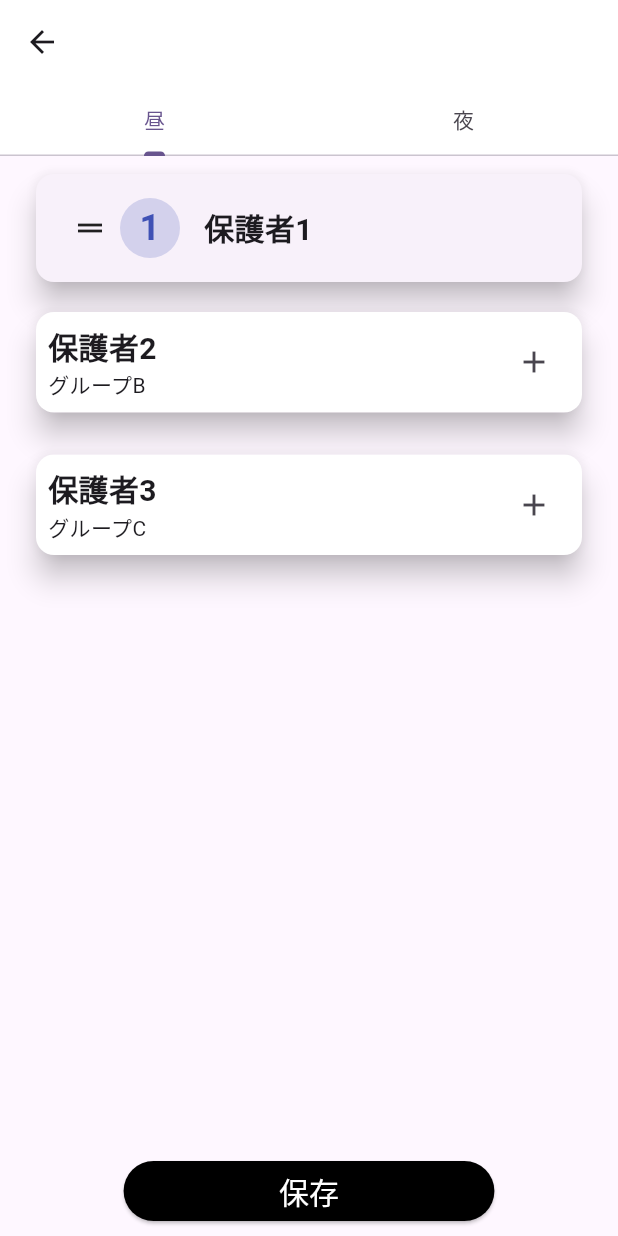
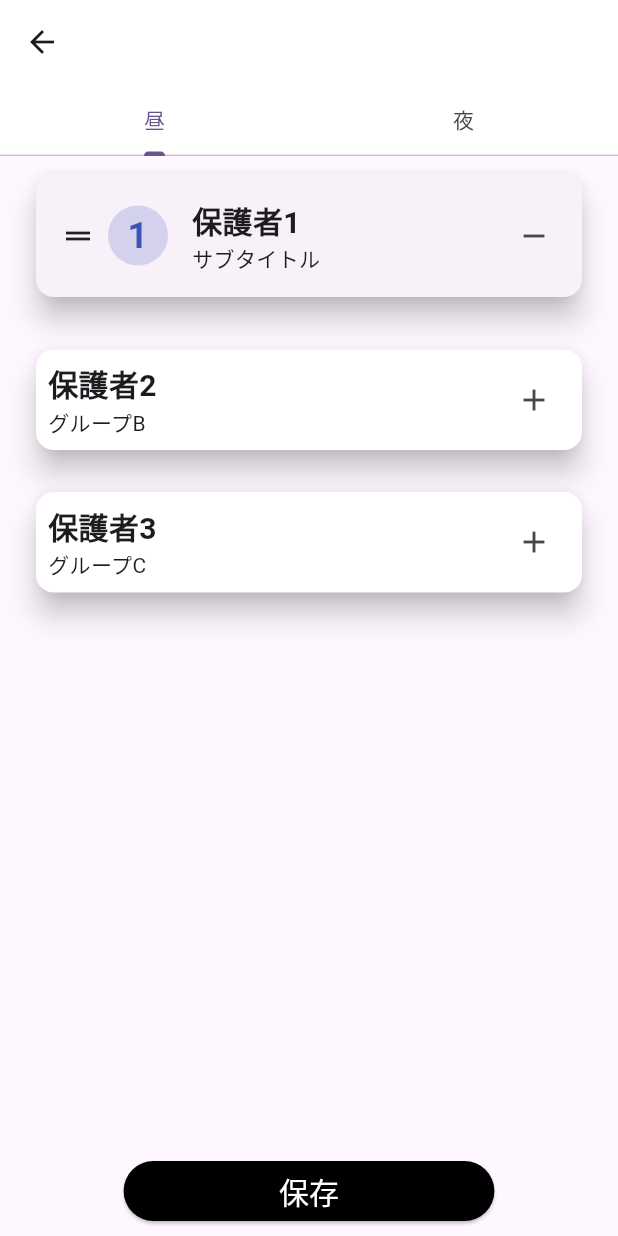
Before and after one commit to GreenTeaProgrammers/WhereChildBus, a Flutter app: the BusGuardianManagePage screen opened directly, after a tap on the "add" icon, on a phone screen of 412 x 824 dp. Run offline on Flutter 3.47's test engine with Material 3 defaults, Android fonts, the phone set to English and light mode, and no system bars; our stand-ins replace fixnum, flutter_dotenv, flutter_toggle_tab, image_picker; missing offline and left inert: grpc, protobuf.

Commit message:
feta:保護者の追加をキャンセルする機能を実装

```diff
--- a/frontend/where_child_bus/lib/components/guardian_list/guardian_list.dart
+++ b/frontend/where_child_bus/lib/components/guardian_list/guardian_list.dart
@@ -31,6 +31,7 @@ class _GuardiansListState extends State<GuardianList> {
     return Column(
       children: [
         addedGuardiansListView(),
+        const SizedBox(height: 15,),
         unSelectedGuardiansListView(),
       ],
     );
@@ -53,7 +54,7 @@ Widget addedGuardiansListView() {
   double screenHeight = MediaQuery.of(context).size.height;
   double maxHeight = screenHeight * 0.5;
 
-  double itemHeight = 100.0;
+  double itemHeight = 110.0;
   double actualHeight = widget.addedGuardians.length * itemHeight;
 
   double listViewHeight = actualHeight > maxHeight ? maxHeight : actualHeight;
@@ -76,11 +77,9 @@ Widget addedGuardiansListView() {
         return SelectedGuardianListElement(
           key: ValueKey(item), // 一意のキーを指定
           title: item, // 保護者の名前
-          subtitle: "サブタイトル $index", // サブタイトル（適宜変更可能）
+          subtitle: "サブタイトル",
           order: index + 1, // 順序番号（1から始まるように+1をしている）
-          onButtonPressed: () {
-            // ボタンが押された時のアクション（必要に応じて実装）
-          },
+          onButtonPressed: () => removeGuardians(index),
         );
       }).toList(),
     ),
@@ -96,8 +95,6 @@ Widget addedGuardiansListView() {
     );
   }
 
-
-  //functions
   void addGuardians(int index) {
     setState(() {
       widget.addedGuardians.add(widget.guardianNames[index]);
@@ -106,9 +103,17 @@ Widget addedGuardiansListView() {
     });
   }
 
-  void swap(List list, int index1, int index2) {
-    var temp = list[index1];
-    list[index1] = list[index2];
-    list[index2] = temp;
-  }
+  void removeGuardians(int index) {
+  setState(() {
+    // 追加された保護者リストから保護者を取得し削除
+    String removedGuardian = widget.addedGuardians.removeAt(index);
+
+    //戻すときは、先頭に配置
+    widget.guardianNames.insert(0, removedGuardian);
+
+    // groupNamesへの追加も必要ですが、どのグループに所属していたかの情報が必要
+    widget.groupNames.add("ダミーグループ");
+  });
 }
+
+}
--- a/frontend/where_child_bus/lib/components/guardian_list/guardian_list_element/selected_guardian_list_element.dart
+++ b/frontend/where_child_bus/lib/components/guardian_list/guardian_list_element/selected_guardian_list_element.dart
@@ -30,7 +30,7 @@ class _SelectedGuardianListElementState extends State<SelectedGuardianListElemen
         child: InkWell(
           onTap: widget.onButtonPressed,
           child: Padding(
-            padding: const EdgeInsets.all(16.0),
+            padding: const EdgeInsets.symmetric(horizontal:8.0, vertical: 16),
             child: Row(
               children: [
                 // 並び替え用のドラッグハンドルアイコンを追加
@@ -42,8 +42,9 @@ class _SelectedGuardianListElementState extends State<SelectedGuardianListElemen
                   ),
                 ),
                 NumberIcon(number: widget.order, color: Colors.indigo,), // 順序番号アイコン
-                SizedBox(width: 16),
-                titleText(widget.title,),
+                const SizedBox(width: 16),
+                Expanded(child: titleAndSubTitle(widget.title, widget.subtitle)),
+                removeButton(),
               ],
             ),
           ),
@@ -51,11 +52,24 @@ class _SelectedGuardianListElementState extends State<SelectedGuardianListElemen
       ),
     );
   }
-  Widget addButton() {
-    // ボタンの表示をカスタマイズする場合はここで変更
+
+  Widget removeButton() {
     return IconButton(
       onPressed: widget.onButtonPressed,
-      icon: const Icon(Icons.add),
+      icon: const Icon(Icons.remove),
+    );
+  }
+
+  Widget titleAndSubTitle(String title, String subtitle) {
+    return Expanded(
+      child: Column(
+        crossAxisAlignment: CrossAxisAlignment.start,
+        mainAxisAlignment: MainAxisAlignment.spaceBetween,
+        children: [
+          titleText(title),
+          subTitleText(subtitle),
+        ],
+      ),
     );
   }
 
@@ -66,6 +80,10 @@ class _SelectedGuardianListElementState extends State<SelectedGuardianListElemen
     );
   }
 
+  Text subTitleText(String subtitle) {
+    return Text(subtitle);
+  }
+
   Padding listElementPadding(Widget child) {
     return Padding(
       padding: const EdgeInsets.symmetric(horizontal: 20),
```
